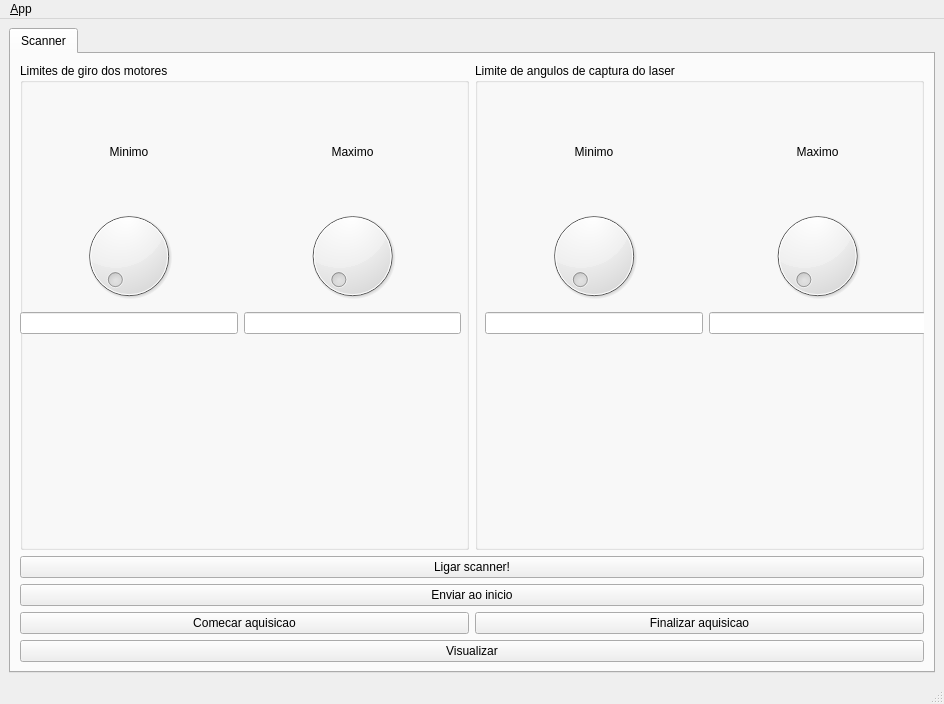
The window that scanner_gui/ui/main_window.ui (viniciusvidal2/scanner-laser) describes before a commit, drawn with Qt 5.
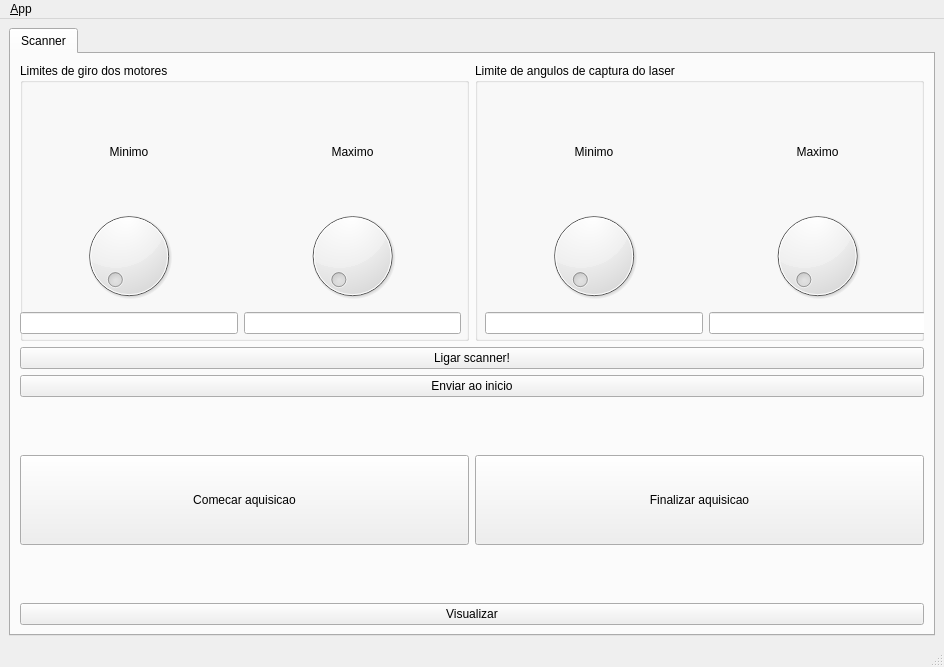
The same window after the commit. Icons and pictures are not drawn.

Commit message: funcionando bem com a gui

The edit to the form file:
```diff
--- a/scanner_gui/ui/main_window.ui
+++ b/scanner_gui/ui/main_window.ui
@@ -7,7 +7,7 @@
     <x>0</x>
     <y>0</y>
     <width>944</width>
-    <height>704</height>
+    <height>667</height>
    </rect>
   </property>
   <property name="windowTitle">
@@ -20,10 +20,22 @@
   <property name="locale">
    <locale language="English" country="Australia"/>
   </property>
+  <property name="iconSize">
+   <size>
+    <width>24</width>
+    <height>24</height>
+   </size>
+  </property>
   <widget class="QWidget" name="centralwidget">
    <layout class="QHBoxLayout">
     <item>
      <widget class="QTabWidget" name="tab_manager">
+      <property name="sizePolicy">
+       <sizepolicy hsizetype="Ignored" vsizetype="Ignored">
+        <horstretch>0</horstretch>
+        <verstretch>0</verstretch>
+       </sizepolicy>
+      </property>
       <property name="minimumSize">
        <size>
         <width>100</width>
@@ -37,12 +49,24 @@
        <number>0</number>
       </property>
       <widget class="QWidget" name="tab_scanner">
+       <property name="sizePolicy">
+        <sizepolicy hsizetype="Ignored" vsizetype="Ignored">
+         <horstretch>0</horstretch>
+         <verstretch>0</verstretch>
+        </sizepolicy>
+       </property>
        <attribute name="title">
         <string>Scanner</string>
        </attribute>
        <layout class="QVBoxLayout" name="verticalLayout_2">
+        <property name="sizeConstraint">
+         <enum>QLayout::SetNoConstraint</enum>
+        </property>
         <item>
          <layout class="QHBoxLayout" name="horizontalLayout">
+          <property name="sizeConstraint">
+           <enum>QLayout::SetNoConstraint</enum>
+          </property>
           <item>
            <widget class="QGroupBox" name="groupBox">
             <property name="title">
@@ -95,7 +119,13 @@
            </widget>
           </item>
           <item>
-           <widget class="QGroupBox" name="groupBox_2">
+           <widget class="QGroupBox" name="groupBox_laser">
+            <property name="sizePolicy">
+             <sizepolicy hsizetype="Ignored" vsizetype="Ignored">
+              <horstretch>0</horstretch>
+              <verstretch>0</verstretch>
+             </sizepolicy>
+            </property>
             <property name="title">
              <string>Limite de angulos de captura do laser</string>
             </property>
@@ -149,6 +179,9 @@
         </item>
         <item>
          <layout class="QVBoxLayout" name="verticalLayout">
+          <property name="sizeConstraint">
+           <enum>QLayout::SetNoConstraint</enum>
+          </property>
           <item>
            <widget class="QPushButton" name="pushButton_ligarscanner">
             <property name="text">
@@ -165,15 +198,57 @@
           </item>
           <item>
            <layout class="QHBoxLayout" name="horizontalLayout_3">
+            <property name="sizeConstraint">
+             <enum>QLayout::SetNoConstraint</enum>
+            </property>
+            <property name="topMargin">
+             <number>52</number>
+            </property>
+            <property name="bottomMargin">
+             <number>52</number>
+            </property>
             <item>
              <widget class="QPushButton" name="pushButton_aquisicao">
+              <property name="sizePolicy">
+               <sizepolicy hsizetype="Minimum" vsizetype="Ignored">
+                <horstretch>0</horstretch>
+                <verstretch>0</verstretch>
+               </sizepolicy>
+              </property>
+              <property name="maximumSize">
+               <size>
+                <width>16777215</width>
+                <height>16777215</height>
+               </size>
+              </property>
+              <property name="baseSize">
+               <size>
+                <width>0</width>
+                <height>0</height>
+               </size>
+              </property>
               <property name="text">
                <string>Comecar aquisicao</string>
               </property>
+              <property name="iconSize">
+               <size>
+                <width>16</width>
+                <height>16</height>
+               </size>
+              </property>
+              <property name="autoRepeatDelay">
+               <number>300</number>
+              </property>
              </widget>
             </item>
             <item>
              <widget class="QPushButton" name="pushButton_fimaquisicao">
+              <property name="sizePolicy">
+               <sizepolicy hsizetype="Minimum" vsizetype="Minimum">
+                <horstretch>0</horstretch>
+                <verstretch>0</verstretch>
+               </sizepolicy>
+              </property>
               <property name="text">
                <string>Finalizar aquisicao</string>
               </property>
```
Left out of the diff: 26 changed lines with no effect on the pictures. The commit also changes 6 other files.
